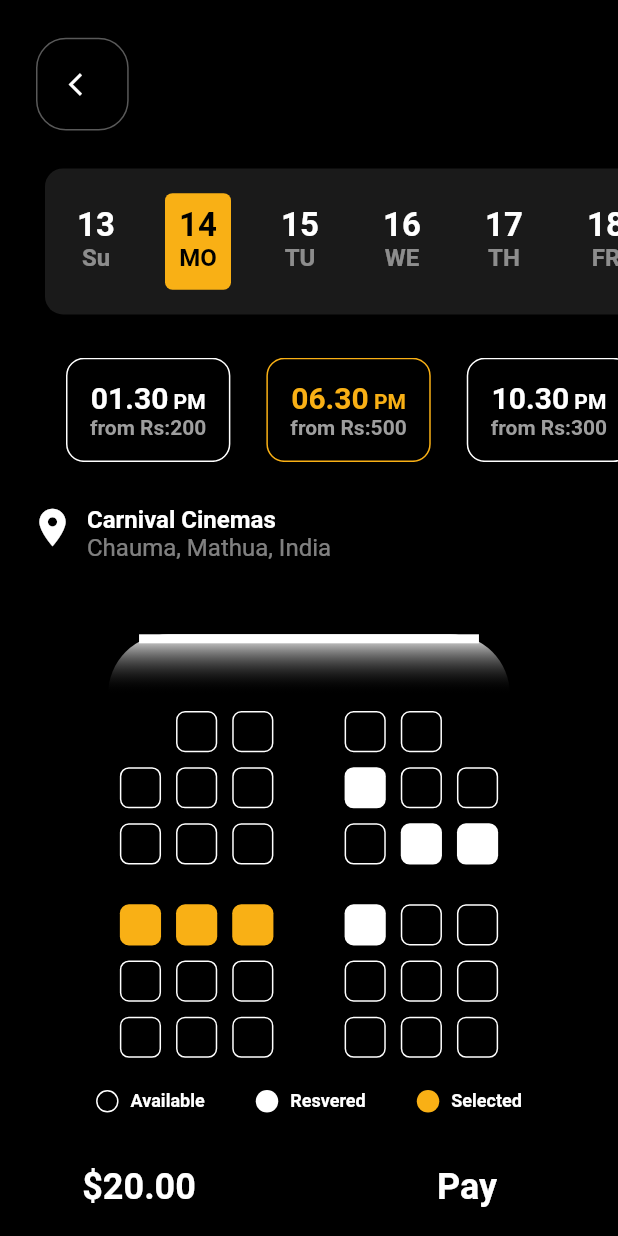
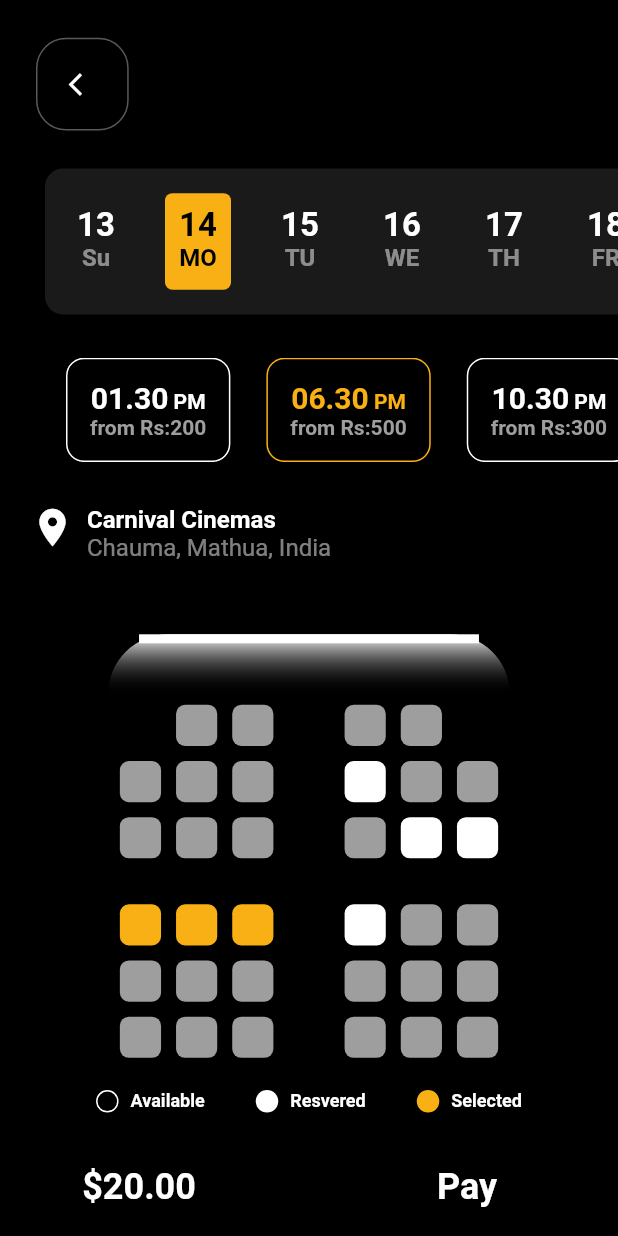
Before and after one commit to PriyanshuP20/Cinematic_Spree, a Flutter app: the BookingScreen screen opened directly with empty values, on a phone screen of 412 x 824 dp. Run offline on Flutter 3.47's test engine with Material 2 defaults, Android fonts, the phone set to English and light mode, and no system bars; our stand-ins replace babstrap_settings_screen, bloc, firebase_auth, firebase_core, firebase_storage, flutter_bloc and 2 more; missing offline and left inert: razorpay_flutter, rubber; accounts and stored records are empty; Roboto replaces fonts that are missing (Open-Sans).

Commit message:
pay implemeted

```diff
--- a/lib/reusuable_widgets/build_chairs.dart
+++ b/lib/reusuable_widgets/build_chairs.dart
@@ -13,14 +13,23 @@ class BuildChairs{
     );
   }
 
-  static Widget availableChair(){
-    return Container(
-      height: 10.0,
-      width: 10.0,
-      decoration: BoxDecoration(
-          border: Border.all(color: white),
-          borderRadius: BorderRadius.circular(6.0)
-      ),
+  static Widget availableChair() {
+    return ElevatedButton(
+      style: ElevatedButton.styleFrom(
+          primary: Colors.grey,
+          padding: const EdgeInsets.symmetric(horizontal: 50, vertical: 20),
+          shape: RoundedRectangleBorder(borderRadius: BorderRadius.circular(6.0)),
+          textStyle: const TextStyle(
+              fontSize: 30,
+              fontWeight: FontWeight.bold)),
+      onPressed: () {
+
+      },
+      child: Container(
+          height: 10.0,
+          width: 10.0,
+          decoration: BoxDecoration(
+              color: Colors.grey, borderRadius: BorderRadius.circular(6.0))),
     );
   }
 
--- a/lib/screens/booking/pay_button.dart
+++ b/lib/screens/booking/pay_button.dart
@@ -1,5 +1,6 @@
 import 'package:flutter/material.dart';
 import '../../data/constants.dart';
+import '../../utils/razor_pay.dart';
 
 class PayButton extends StatelessWidget {
   @override
@@ -27,7 +28,7 @@ class PayButton extends StatelessWidget {
                         border: Border.all(color: white),
                       ),
                     ),
-                    Text(
+                    const Text(
                       "Available",
                       style: TextStyle(
                         fontSize: 12,
@@ -48,7 +49,7 @@ class PayButton extends StatelessWidget {
                         color: white
                       ),
                     ),
-                    Text(
+                    const Text(
                       "Resvered",
                       style: TextStyle(
                         fontSize: 12,
@@ -69,7 +70,7 @@ class PayButton extends StatelessWidget {
                           color: primary
                       ),
                     ),
-                    Text(
+                    const Text(
                       "Selected",
                       style: TextStyle(
                         fontSize: 12,
@@ -105,7 +106,15 @@ class PayButton extends StatelessWidget {
                 // shape: RoundedRectangleBorder(
                 //   borderRadius: BorderRadius.only(topLeft: Radius.circular(30.0))
                 // ),
-                onPressed: (){},
+
+                onPressed: (){
+                  Navigator.push(
+                      context,
+                      MaterialPageRoute(
+                        builder: (context) =>
+                        RazorPay(),
+                      ));
+                },
                 child: Container(
                   width: size.width * 0.45,
                   height: size.width * 0.08,
--- a/lib/screens/booking/seat_selector.dart
+++ b/lib/screens/booking/seat_selector.dart
@@ -31,7 +31,7 @@ class _SeatSelectorState extends State<SeatSelector> {
         children: <Widget>[
           for (int i = 0; i < 6; i++)
             Container(
-              margin: EdgeInsets.only(top: i == 3 ? size.height * .02 : 0),
+              margin: EdgeInsets.only(top: i == 3 ? size.height * .025 : 0),
               child: Row(
                 children: <Widget>[
                   for (int x = 0; x < 9; x++)
@@ -44,10 +44,13 @@ class _SeatSelectorState extends State<SeatSelector> {
                           (x == 4)
                           ? Container()
                           : Container(
+
                         height: size.width / 11 - 10,
                         margin: const EdgeInsets.all(5),
                         child: _chairStatus[i][x - 1] == 1
-                            ? BuildChairs.availableChair()
+                            ? BuildChairs.availableChair(
+
+                        )
                             : _chairStatus[i][x - 1] == 2
                             ? BuildChairs.selectedChair()
                             : BuildChairs.reservedChair(),
--- a/lib/screens/details/details_screen.dart
+++ b/lib/screens/details/details_screen.dart
@@ -1,4 +1,5 @@
 import 'package:flutter/material.dart';
+import 'package:login/data/data.dart';
 
 import 'package:rubber/rubber.dart';
 
@@ -62,6 +63,7 @@ class _DetailScreenState extends State<DetailScreen>
           DetailRubberSheet(widget.movie, rubberSheetScrollController, rubberAnimationSheetController,),
 
           //Buy button
+          // BuyButton(widget.movie.name),
           BuyButton(widget.movie.name),
 
           //Back button
--- a/pubspec.yaml
+++ b/pubspec.yaml
@@ -45,6 +45,11 @@ dependencies:
   flutter_rating_bar: ^4.0.1
   scroll_snap_list: ^0.9.1
   rubber: ^1.0.1
+  meta: ^1.8.0
+  razorpay_flutter: ^1.3.4
+  fluttertoast: ^8.1.1
+  toast: ^0.3.0
+  babstrap_settings_screen: ^0.1.3
 
 dev_dependencies:
   flutter_test:
@@ -56,6 +61,7 @@ dev_dependencies:
   # package. See that file for information about deactivating specific lint
   # rules and activating additional ones.
   flutter_lints: ^2.0.0
+
 
 # For information on the generic Dart part of this file, see the
 # following page: https://dart.dev/tools/pub/pubspec
```
Also changed, not shown: lib/screens/home/ticket_summary.dart (added, +96 -0 lines), lib/utils/razor_pay.dart (added, +120 -0 lines), pubspec.lock.
